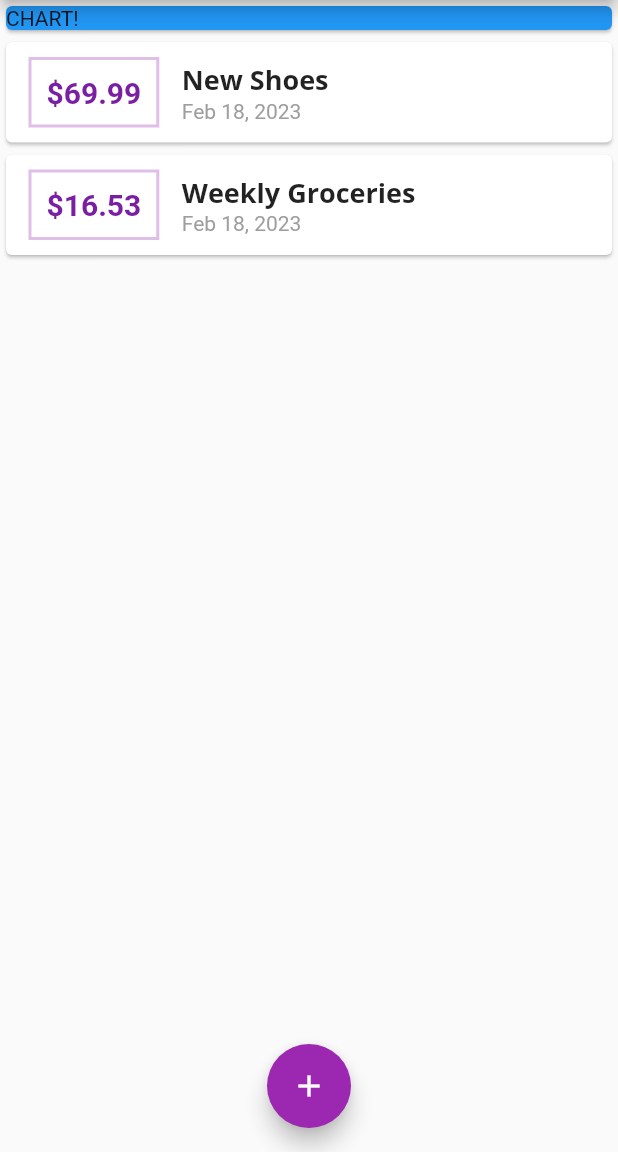
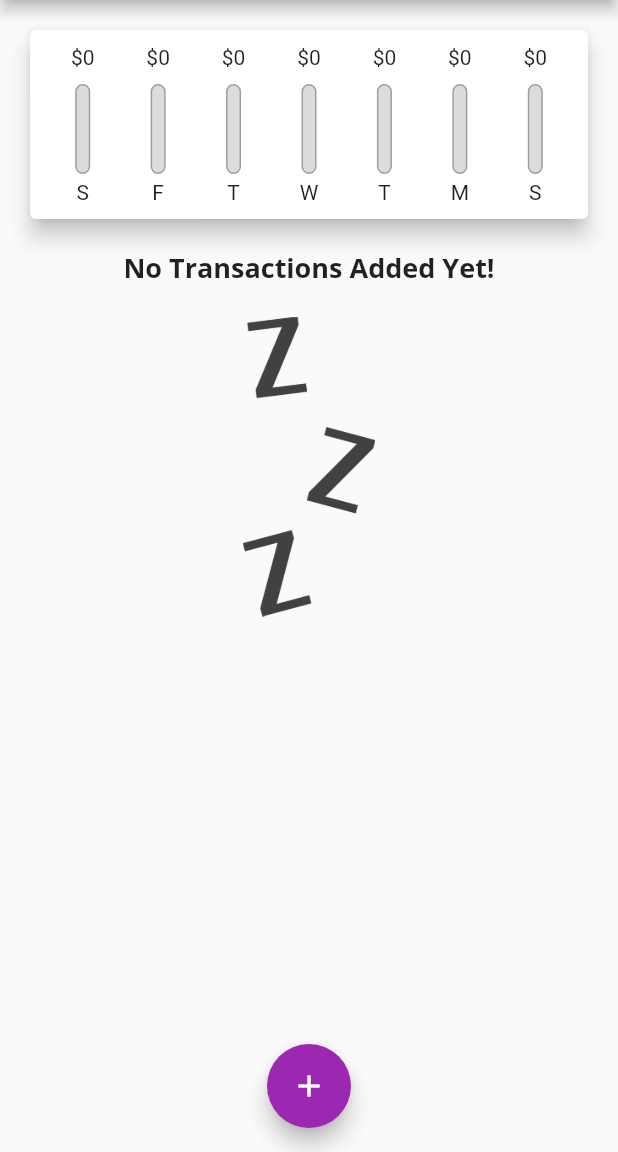
Before and after one commit to KishoreSohanda/ExpensePlanner, a Flutter app: the screen it shows after launch, on a phone screen of 412 x 824 dp, the part 84-1236 px from its top. Run offline on Flutter 3.47's test engine with Material 2 defaults, Android fonts, the phone set to English and light mode, and no system bars.

Commit message:
Created Chart Section by adding chart and chart_bar files and added an image also in background  with simple message when there is no transaction is present.

```diff
--- a/lib/main.dart
+++ b/lib/main.dart
@@ -1,7 +1,8 @@
 import 'package:flutter/material.dart';
 
+import './models/transaction.dart';
 import './widgets/new_transaction.dart';
-import './models/transaction.dart';
+import './widgets/chart.dart';
 import './widgets/transaction_list.dart';
 
 void main() => runApp(const MyApp());
@@ -25,7 +26,6 @@ class MyApp extends StatelessWidget {
                 fontSize: 18,
               ),
             ),
-
       ),
     );
   }
@@ -43,19 +43,30 @@ class MyHomePage extends StatefulWidget {
 
 class _MyHomePageState extends State<MyHomePage> {
   final List<Transaction> _userTransactions = [
-    Transaction(
-      id: 't1',
-      title: 'New Shoes',
-      amount: 69.99,
-      date: DateTime.now(),
-    ),
-    Transaction(
-      id: 't2',
-      title: 'Weekly Groceries',
-      amount: 16.53,
-      date: DateTime.now(),
-    ),
+    // Transaction(
+    //   id: 't1',
+    //   title: 'New Shoes',
+    //   amount: 69.99,
+    //   date: DateTime.now(),
+    // ),
+    // Transaction(
+    //   id: 't2',
+    //   title: 'Weekly Groceries',
+    //   amount: 16.53,
+    //   date: DateTime.now(),
+    // ),
   ];
+
+  List<Transaction> get _recentTransactions {
+    return _userTransactions.where((tx) {
+      return tx.date.isAfter(
+        DateTime.now().subtract(
+          const Duration(days: 7),
+        ),
+      );
+    }).toList();
+  }
+
   void _addNewTransaction(String txTitle, double txAmount) {
     final newTx = Transaction(
       id: DateTime.now().toString(),
@@ -95,13 +106,7 @@ class _MyHomePageState extends State<MyHomePage> {
         // mainAxisAlignment: MainAxisAlignment.spaceAround,
         crossAxisAlignment: CrossAxisAlignment.stretch,
         children: [
-          Container(
-            width: double.infinity,
-            child: const Card(
-              color: Colors.blue,
-              child: Text('CHART!'),
-            ),
-          ),
+          Chart(_recentTransactions),
           TransactionList(_userTransactions),
         ],
       ),
--- /dev/null
+++ b/lib/widgets/chart.dart
@@ -0,0 +1,63 @@
+import 'package:flutter/material.dart';
+import 'package:intl/intl.dart';
+
+import '../models/transaction.dart';
+import '../widgets/chart_bar.dart';
+
+class Chart extends StatelessWidget {
+  final List<Transaction> recentTransactions;
+
+  const Chart(this.recentTransactions, {super.key});
+
+  List<Map<String, Object>> get groupedTransactionValues {
+    return List.generate(7, (index) {
+      final weekDay = DateTime.now().subtract(Duration(days: index));
+      var totalSum = 0.0;
+
+      for (var i = 0; i < recentTransactions.length; i++) {
+        if (recentTransactions[i].date.day == weekDay.day &&
+            recentTransactions[i].date.month == weekDay.month &&
+            recentTransactions[i].date.year == weekDay.year) {
+          totalSum += recentTransactions[i].amount;
+        }
+      }
+
+      return {
+        'day': DateFormat.E().format(weekDay).substring(0, 1),
+        'amount': totalSum,
+      };
+    });
+  }
+
+  double get totalSpending {
+    return groupedTransactionValues.fold(0.0, (sum, item) {
+      return sum + (item['amount'] as double);
+    });
+  }
+
+  @override
+  Widget build(BuildContext context) {
+    return Card(
+      elevation: 6,
+      margin: const EdgeInsets.all(20),
+      child: Padding(
+        padding: const EdgeInsets.all(10),
+        child: Row(
+          mainAxisAlignment: MainAxisAlignment.spaceAround,
+          children: groupedTransactionValues.map((data) {
+            return Flexible(
+              fit: FlexFit.tight,
+              child: ChartBar(
+                data['day'] as String,
+                data['amount'] as double,
+                totalSpending == 0.0
+                    ? 0.0
+                    : (data['amount'] as double) / totalSpending,
+              ),
+            );
+          }).toList(),
+        ),
+      ),
+    );
+  }
+}
--- /dev/null
+++ b/lib/widgets/chart_bar.dart
@@ -0,0 +1,48 @@
+import 'package:flutter/material.dart';
+
+class ChartBar extends StatelessWidget {
+  final String label;
+  final double spendingAmount;
+  final double spendingPctOfTotal;
+
+  const ChartBar(this.label, this.spendingAmount, this.spendingPctOfTotal,
+      {super.key});
+
+  @override
+  Widget build(BuildContext context) {
+    return Column(
+      children: [
+        FittedBox(
+          child: Text('\$${spendingAmount.toStringAsFixed(0)}'),
+        ),
+        const SizedBox(height: 10),
+        SizedBox(
+          height: 60,
+          width: 10,
+          child: Stack(
+            children: [
+              Container(
+                decoration: BoxDecoration(
+                  border: Border.all(color: Colors.grey, width: 1.0),
+                  color: const Color.fromRGBO(220, 220, 220, 1),
+                  borderRadius: BorderRadius.circular(10),
+                ),
+              ),
+              FractionallySizedBox(
+                heightFactor: spendingPctOfTotal,
+                child: Container(
+                  decoration: BoxDecoration(
+                    color: Theme.of(context).primaryColor,
+                    borderRadius: BorderRadius.circular(10),
+                  ),
+                ),
+              )
+            ],
+          ),
+        ),
+        const SizedBox(height: 4),
+        Text(label),
+      ],
+    );
+  }
+}
--- a/lib/widgets/transaction_list.dart
+++ b/lib/widgets/transaction_list.dart
@@ -9,17 +9,34 @@ class TransactionList extends StatelessWidget {
 
   @override
   Widget build(BuildContext context) {
-    return Container(
+    return SizedBox(
       height: 300,
-      child: ListView.builder(
+      child: transactions.isEmpty
+          ? Column(
+              children: [
+                Text(
+                  'No Transactions Added Yet!',
+                  style: Theme.of(context).textTheme.titleLarge,
+                ),
+                const SizedBox(height: 20),
+                SizedBox(
+                  height: 200,
+                  child: Image.asset(
+                    'assets/images/waiting.png',
+                    fit: BoxFit.cover,
+                  ),
+                ),
+              ],
+            )
+          : ListView.builder(
               itemBuilder: (ctx, index) {
                 return Card(
                   child: Row(
                     children: [
                       Container(
                         padding: const EdgeInsets.all(10),
-                  margin:
-                      const EdgeInsets.symmetric(vertical: 10, horizontal: 15),
+                        margin: const EdgeInsets.symmetric(
+                            vertical: 10, horizontal: 15),
                         decoration: BoxDecoration(
                           border: Border.all(
                             color: Theme.of(context).primaryColorLight,
@@ -42,7 +59,8 @@ class TransactionList extends StatelessWidget {
                               transactions[index].title),
                           Text(
                               style: const TextStyle(color: Colors.grey),
-                        DateFormat.yMMMd().format(transactions[index].date)),
+                              DateFormat.yMMMd()
+                                  .format(transactions[index].date)),
                         ],
                       )
                     ],
--- a/pubspec.yaml
+++ b/pubspec.yaml
@@ -60,8 +60,8 @@ flutter:
   uses-material-design: true
 
   # To add assets to your application, add an assets section, like this:
-  # assets:
-  #   - images/a_dot_burr.jpeg
+  assets:
+    - assets/images/waiting.png
   #   - images/a_dot_ham.jpeg
 
   # An image asset can refer to one or more resolution-specific "variants", see
```
Also changed, not shown: assets/images/waiting.png (added), assets/randomfile.txt (deleted). Lines whose indentation alone changed are shown as unchanged.
